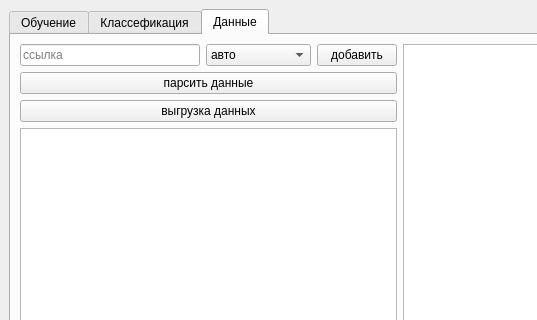
Old version of the form design.ui in the repository artemki2077/pred_prof; both pictures show x 0 to 537 and y 0 to 320 of the 800 by 600 pixel window.
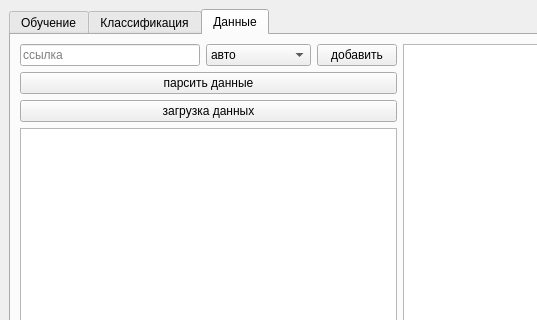
New version of the form. The open tabs and pages were chosen to show the change.

```diff
--- a/design.ui
+++ b/design.ui
@@ -138,7 +138,7 @@
       </widget>
       <widget class="QWidget" name="classer_tab">
        <attribute name="title">
-        <string>Классефикация</string>
+        <string>Классификация</string>
        </attribute>
        <layout class="QHBoxLayout" name="horizontalLayout">
         <item>
@@ -280,7 +280,7 @@
           <item>
            <widget class="QPushButton" name="pushButton_get_file">
             <property name="text">
-             <string>выгрузка данных</string>
+             <string>загрузка данных</string>
             </property>
            </widget>
           </item>
```
Left out of the diff: 6 changed lines with no effect on the pictures.
